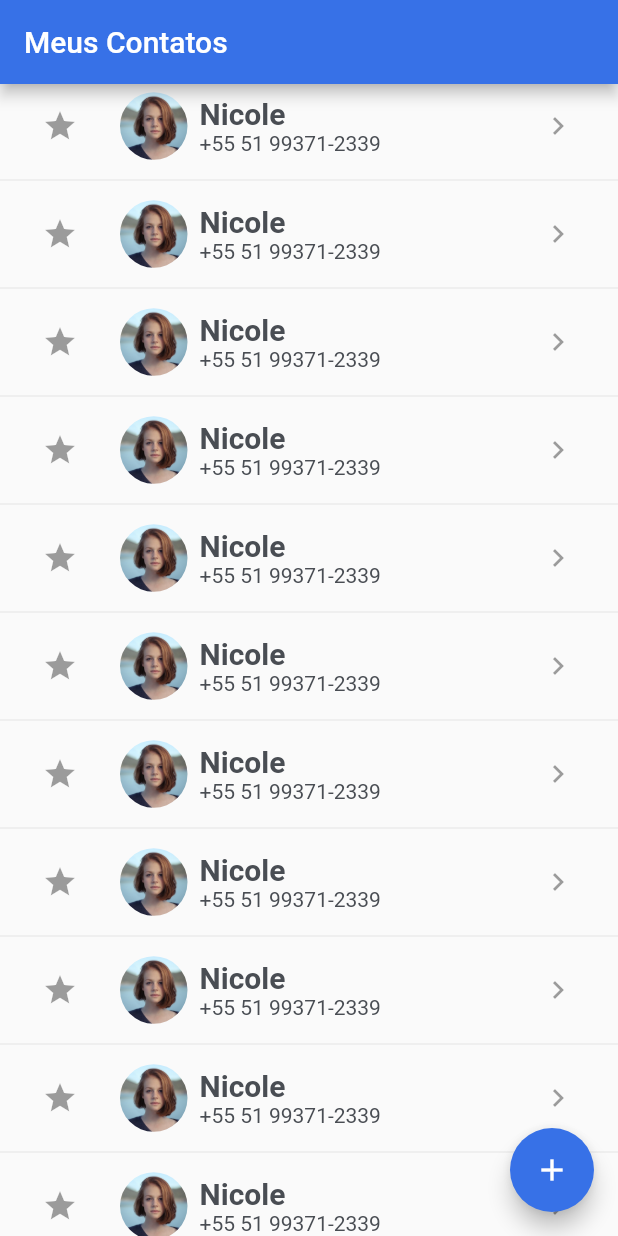
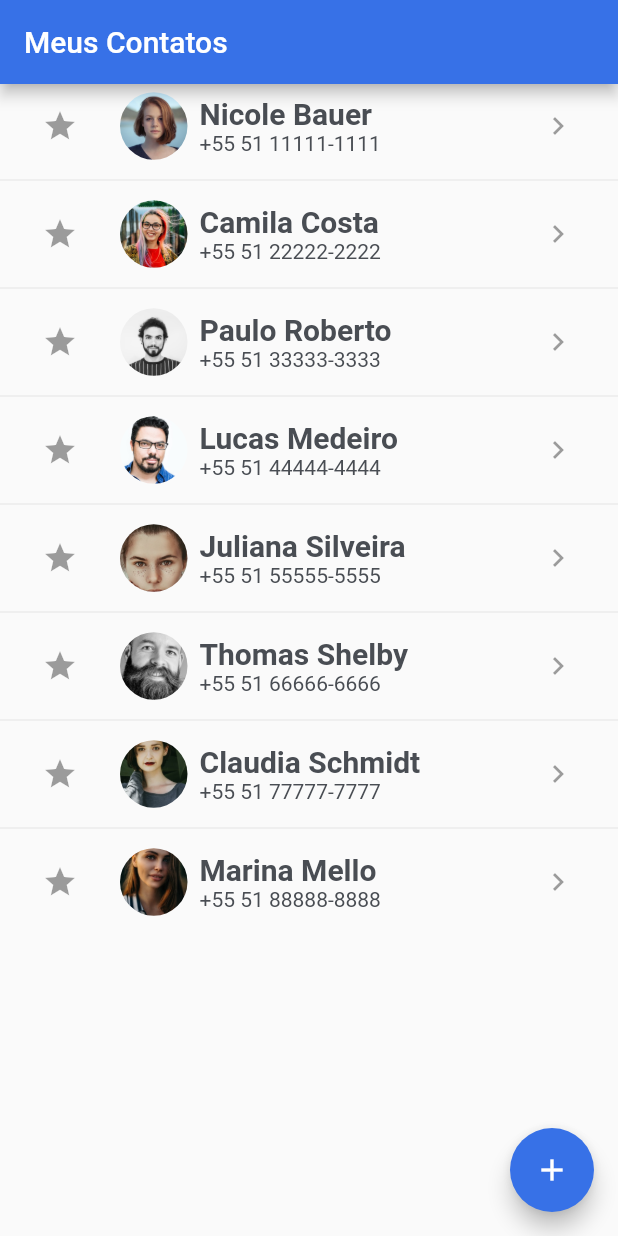
Before and after one commit to stevenarancic/agenda_de_contatos, a Flutter app: the screen it shows after launch, on a phone screen of 412 x 824 dp. Run offline on Flutter 3.47's test engine with Material 2 defaults, Android fonts, the phone set to English and light mode, and no system bars.

Commit message:
agenda_de_contatos
preenchimento da lista principal da tela.

```diff
--- a/lib/model/contact.dart
+++ b/lib/model/contact.dart
@@ -10,6 +10,6 @@ class Contact {
     required this.photo,
     required this.phone,
     required this.email,
-    required this.isFavorite,
+    this.isFavorite = false,
   });
 }
--- a/lib/provider/contacts.dart
+++ b/lib/provider/contacts.dart
@@ -1,3 +1,52 @@
 import 'package:agenda_de_contatos/model/contact.dart';
 
-List<Contact> contacts = [];
+List<Contact> contacts = [
+  Contact(
+    name: "Nicole Bauer",
+    photo: "assets/images/Nicole.jpg",
+    phone: "+55 51 11111-1111",
+    email: "nicole@bauer.com.br",
+  ),
+  Contact(
+    name: "Camila Costa",
+    photo: "assets/images/Camila.jpg",
+    phone: "+55 51 22222-2222",
+    email: "camila@costa.com.br",
+  ),
+  Contact(
+    name: "Paulo Roberto",
+    photo: "assets/images/Paulo.jpg",
+    phone: "+55 51 33333-3333",
+    email: "paulo@roberto.com.br",
+  ),
+  Contact(
+    name: "Lucas Medeiro",
+    photo: "assets/images/Lucas.jpg",
+    phone: "+55 51 44444-4444",
+    email: "lucas@medeiro.com.br",
+  ),
+  Contact(
+    name: "Juliana Silveira",
+    photo: "assets/images/Juliana.jpg",
+    phone: "+55 51 55555-5555",
+    email: "juliana@silveira.com.br",
+  ),
+  Contact(
+    name: "Thomas Shelby",
+    photo: "assets/images/Thomas.jpg",
+    phone: "+55 51 66666-6666",
+    email: "thomas@shelby.com.br",
+  ),
+  Contact(
+    name: "Claudia Schmidt",
+    photo: "assets/images/Claudia.jpg",
+    phone: "+55 51 77777-7777",
+    email: "claudia@schmidt.com.br",
+  ),
+  Contact(
+    name: "Marina Mello",
+    photo: "assets/images/Marina.jpg",
+    phone: "+55 51 88888-8888",
+    email: "marina@mello.com.br",
+  ),
+];
--- a/lib/screens/home/home.dart
+++ b/lib/screens/home/home.dart
@@ -1,3 +1,5 @@
+import 'package:agenda_de_contatos/model/contact.dart';
+import 'package:agenda_de_contatos/provider/contacts.dart';
 import 'package:agenda_de_contatos/styles.dart';
 import 'package:flutter/material.dart';
 
@@ -19,6 +21,8 @@ class _HomeState extends State<Home> {
       ),
       body: ListView.separated(
           itemBuilder: (BuildContext context, int index) {
+            Contact contact = contacts.elementAt(index);
+
             return ListTile(
               leading: IconButton(
                 icon: Icon(Icons.star),
@@ -36,7 +40,7 @@ class _HomeState extends State<Home> {
                 children: [
                   ClipOval(
                     child: Image.asset(
-                      "assets/images/Nicole.jpg",
+                      contact.photo,
                       width: 45,
                       height: 45,
                       fit: BoxFit.cover,
@@ -48,7 +52,7 @@ class _HomeState extends State<Home> {
                       crossAxisAlignment: CrossAxisAlignment.start,
                       children: [
                         Text(
-                          "Nicole",
+                          contact.name,
                           style: TextStyle(
                             color: grayTheme,
                             fontSize: 20,
@@ -56,7 +60,7 @@ class _HomeState extends State<Home> {
                           ),
                         ),
                         Text(
-                          "+55 51 99371-2339",
+                          contact.phone,
                           style: TextStyle(
                             color: grayTheme,
                             fontSize: 14,
@@ -72,7 +76,7 @@ class _HomeState extends State<Home> {
           separatorBuilder: (BuildContext context, int index) {
             return Divider();
           },
-          itemCount: 55),
+          itemCount: contacts.length),
     );
   }
 }
```
